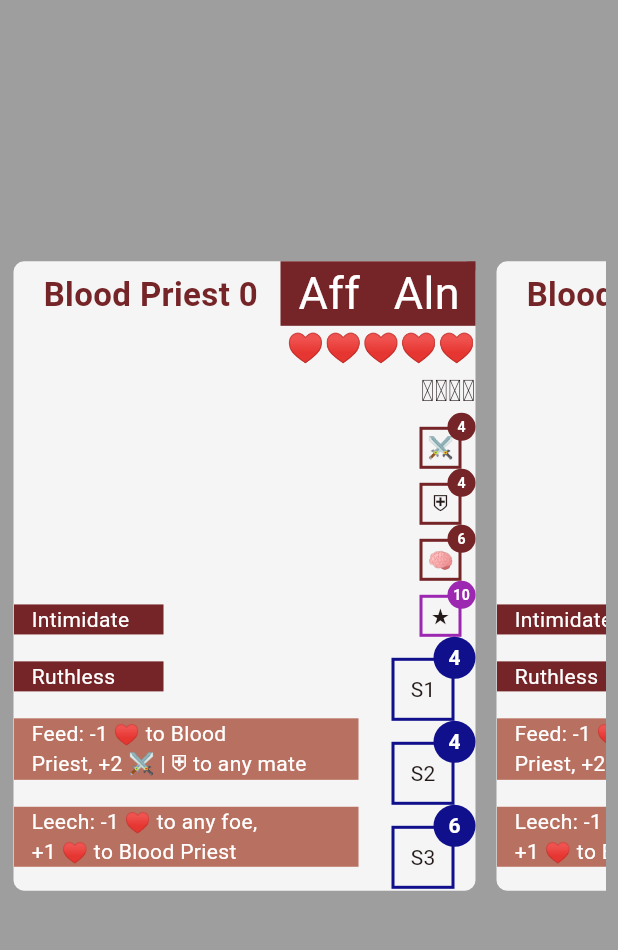
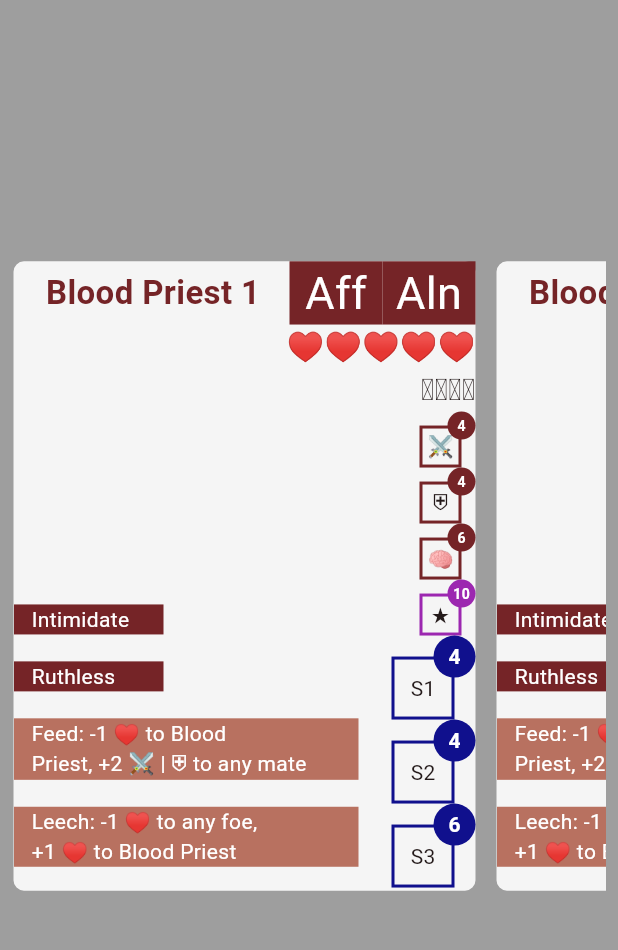
Before and after one commit to msanchez-ayala/for_the_realm, a Flutter app: the screen it shows after launch, on a phone screen of 412 x 824 dp, the part 84-1034 px from its top. Run offline on Flutter 3.47's test engine with Material 2 defaults, Android fonts, the phone set to English and light mode, and no system bars; missing offline and left inert: dart:ffi.

Commit message:
Fix title height and dimensions

```diff
--- a/lib/main.dart
+++ b/lib/main.dart
@@ -79,7 +79,7 @@ class _MyHomePageState extends State<MyHomePage> {
   @override
   Widget build(BuildContext context) {
     List<PlayingCard> cards =
-        List.generate(10, (index) => buildPlayingCard(index));
+        List.generate(10, (index) => buildPlayingCard(index + 1));
     return Scaffold(
       appBar: AppBar(
         // TRY THIS: Try changing the color here to a specific color (to
--- a/lib/playing_card.dart
+++ b/lib/playing_card.dart
@@ -61,6 +61,10 @@ class PlayingCard extends StatelessWidget {
       IconWithData(text: skill2, value: defense),
       IconWithData(text: skill3, value: intelligence),
     ];
+    double affinityWidth = cardWidth / 5;
+    double titleWidth = cardWidth - 2 * affinityWidth;
+    double titleHeight = cardHeight / 10;
+
     return Container(
       width: cardWidth,
       height: cardHeight,
@@ -72,14 +76,19 @@ class PlayingCard extends StatelessWidget {
       child: Stack(
         children: [
           Positioned(
-              left: 20, // TODO: position dynamically instead of hacking
-              top: 7,
+              left: 0, // TODO: position dynamically instead of hacking
+              top: 0,
+              child: Container(
+                width: titleWidth,
+                height: cardHeight / 10,
+                alignment: Alignment.center,
                 child: Text(
                   heroName,
                   style: const TextStyle(
                       fontSize: 22.0,
                       color: primaryRed,
                       fontWeight: FontWeight.bold),
+                ),
               )),
           Positioned(
             left: 0,
@@ -126,7 +135,8 @@ class PlayingCard extends StatelessWidget {
                   children: [
                     ...topRightTexts.map((String text) {
                       return Container(
-                          width: 65,
+                          width: affinityWidth,
+                          height: titleHeight,
                           color: primaryRed,
                           alignment: Alignment.center,
                           child: Text(text,
```
Lines whose indentation alone changed are shown as unchanged.
